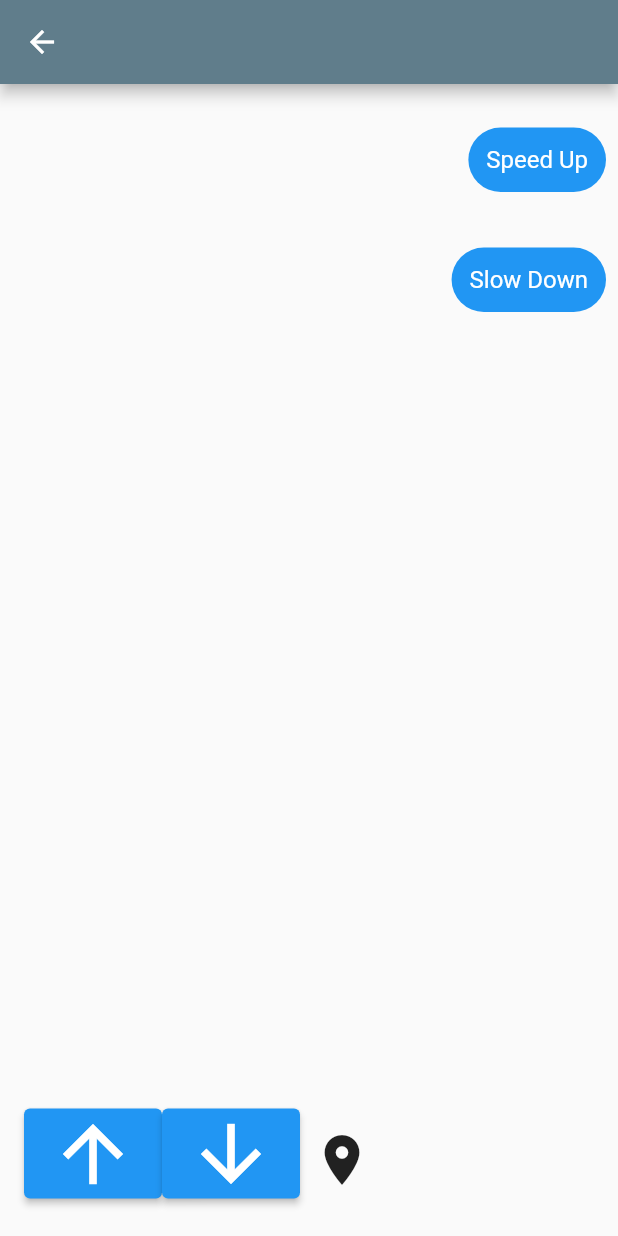
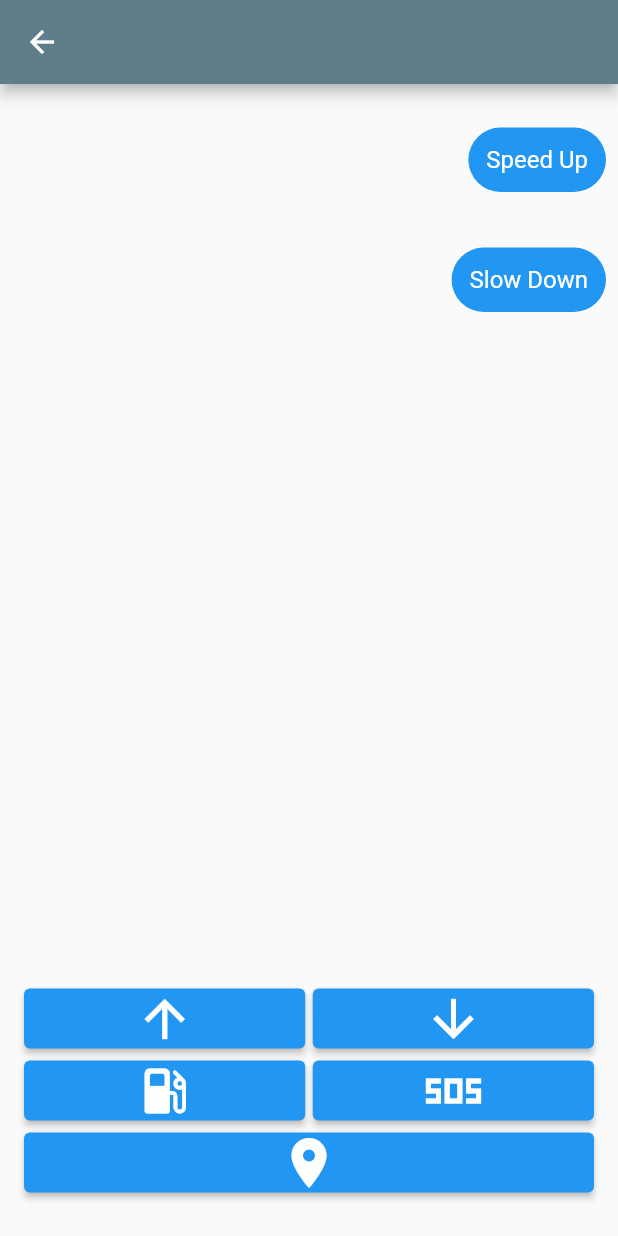
Before and after one commit to shashank4115/Rideshare, a Flutter app: the ChatPage screen opened directly with empty values, after a tap on the "arrow upward" icon, after a tap on the "arrow downward" icon, on a phone screen of 412 x 824 dp. Run offline on Flutter 3.47's test engine with Material 2 defaults, Android fonts, the phone set to English and light mode, and no system bars; our stand-ins replace cloud_firestore, firebase_auth, firebase_core, location; missing offline and left inert: google_maps; accounts and stored records are empty.

Commit message:
25-10-2023

```diff
--- /dev/null
+++ b/lib/Components/constants.dart
@@ -0,0 +1,5 @@
+import 'package:flutter/material.dart';
+
+const String google_api_key = "AIzaSyCqTX7if4il8Jv--wp22cfNUW7QhaTjmk8";
+const Color primaryColor = Color(0xFF7B61FF);
+const double defaultPadding = 16.0;
--- a/lib/Pages/chat_page.dart
+++ b/lib/Pages/chat_page.dart
@@ -2,7 +2,6 @@ import 'package:cloud_firestore/cloud_firestore.dart';
 import 'package:firebase_auth/firebase_auth.dart';
 import 'package:flutter/material.dart';
 import 'package:ridesharev2/Components/chat_bubble.dart';
-import 'package:ridesharev2/Components/my_text_field.dart';
 import 'package:ridesharev2/Services/chat/chat_service.dart';
 
 class ChatPage extends StatefulWidget {
@@ -19,13 +18,13 @@ class ChatPage extends StatefulWidget {
 
 class _ChatPageState extends State<ChatPage> {
   String message = "";
-  ScrollController _scrollController = ScrollController();
+  final ScrollController _scrollController = ScrollController();
   final ChatService _chatService = ChatService();
   final FirebaseAuth _firebaseAuth = FirebaseAuth.instance;
 
   void speedUp() async {
     _scrollController.animateTo(_scrollController.position.maxScrollExtent,
-        duration: Duration(milliseconds: 300), curve: Curves.easeOut);
+        duration: const Duration(milliseconds: 300), curve: Curves.easeOut);
     message = "Speed Up";
     //only send message if there is something to send
     if (message.isNotEmpty) {
@@ -37,8 +36,32 @@ class _ChatPageState extends State<ChatPage> {
 
   void slowDown() async {
     _scrollController.animateTo(_scrollController.position.maxScrollExtent,
-        duration: Duration(milliseconds: 300), curve: Curves.easeOut);
+        duration: const Duration(milliseconds: 300), curve: Curves.easeOut);
     message = "Slow Down";
+    //only send message if there is something to send
+    if (message.isNotEmpty) {
+      await _chatService.sendMessage(widget.receiverUserId, message);
+      //clear text controller after sending the message
+      message = "";
+    }
+  }
+
+  void refuel() async {
+    _scrollController.animateTo(_scrollController.position.maxScrollExtent,
+        duration: const Duration(milliseconds: 300), curve: Curves.easeOut);
+    message = "Need to Refuel";
+    //only send message if there is something to send
+    if (message.isNotEmpty) {
+      await _chatService.sendMessage(widget.receiverUserId, message);
+      //clear text controller after sending the message
+      message = "";
+    }
+  }
+
+  void sos() async {
+    _scrollController.animateTo(_scrollController.position.maxScrollExtent,
+        duration: const Duration(milliseconds: 300), curve: Curves.easeOut);
+    message = "Emergency SOS";
     //only send message if there is something to send
     if (message.isNotEmpty) {
       await _chatService.sendMessage(widget.receiverUserId, message);
@@ -70,7 +93,8 @@ class _ChatPageState extends State<ChatPage> {
 
   //build message list
   Widget _buildMessageList() {
-    return StreamBuilder(
+    return Expanded(
+      child: StreamBuilder(
         stream: _chatService.getMessage(
             widget.receiverUserId, _firebaseAuth.currentUser!.uid),
         builder: (context, snapshot) {
@@ -85,12 +109,13 @@ class _ChatPageState extends State<ChatPage> {
           }
 
           return ListView(
+            controller: _scrollController,
             children: snapshot.data!.docs
                 .map((document) => _buildMessageItem(document))
                 .toList(),
-          controller: _scrollController,
           );
         },
+      ),
     );
   }
 
@@ -130,27 +155,67 @@ class _ChatPageState extends State<ChatPage> {
   Widget _buildMessageInput() {
     return Padding(
       padding: const EdgeInsets.symmetric(horizontal: 16.0),
-      child: Row(
+      child: Column(
+        mainAxisAlignment: MainAxisAlignment.spaceEvenly,
+        crossAxisAlignment: CrossAxisAlignment.stretch,
         children: [
-          ElevatedButton(
+          Row(
+            mainAxisAlignment: MainAxisAlignment.spaceEvenly,
+            children: [
+              Expanded(
+                child: ElevatedButton(
                   onPressed: speedUp,
-            child: Icon(
+                  child: const Icon(
                     Icons.arrow_upward,
-              size: 60,
+                    size: 40,
                   ),
                 ),
-          ElevatedButton(
+              ),
+              const SizedBox(
+                width: 5.0,
+              ),
+              Expanded(
+                child: ElevatedButton(
                   onPressed: slowDown,
-            child: Icon(
+                  child: const Icon(
                     Icons.arrow_downward,
-              size: 60,
+                    size: 40,
                   ),
                 ),
-          IconButton(
+              ),
+            ],
+          ),
+          Row(
+            mainAxisAlignment: MainAxisAlignment.spaceEvenly,
+            children: [
+              Expanded(
+                child: ElevatedButton(
+                  onPressed: refuel,
+                  child: const Icon(
+                    Icons.local_gas_station_rounded,
+                    size: 40,
+                  ),
+                ),
+              ),
+              const SizedBox(
+                width: 5.0,
+              ),
+              Expanded(
+                child: ElevatedButton(
+                  onPressed: sos,
+                  child: const Icon(
+                    Icons.sos_sharp,
+                    size: 40,
+                  ),
+                ),
+              ),
+            ],
+          ),
+          ElevatedButton(
               onPressed: () {
                 print('pressed');
               },
-              icon: const Icon(
+              child: const Icon(
                 Icons.location_on,
                 size: 40,
               )),
--- a/lib/Services/chat/chat_service.dart
+++ b/lib/Services/chat/chat_service.dart
@@ -6,6 +6,7 @@ import '../../model/message.dart';
 
 class ChatService extends ChangeNotifier {
   //get instance of auth and firestore
+  String chatRoomId = "";
   final FirebaseAuth _firebaseAuth = FirebaseAuth.instance;
   final FirebaseFirestore _fireStore = FirebaseFirestore.instance;
 
@@ -26,7 +27,7 @@ class ChatService extends ChangeNotifier {
     //construct chat room id from current user id and receiver id
     List<String> ids = [currentUserId, receiverId];
     ids.sort(); //sort the ids to make chat room ids same for any pair
-    String chatRoomId = ids.join("_"); //combine the ids into single string
+    chatRoomId = ids.join("_"); //combine the ids into single string
 
     //add new message to database
     await _fireStore
--- a/pubspec.yaml
+++ b/pubspec.yaml
@@ -17,8 +17,9 @@ dependencies:
   firebase_auth: ^4.9.0
   provider:
   cloud_firestore: ^4.9.1
-  google_maps_flutter: ^2.5.0
-  geolocator: ^10.1.0
+  google_maps_flutter: ^2.1.7
+  location: ^4.4.0
+  flutter_svg: ^1.1.0
 
 dev_dependencies:
   flutter_test:
```
Also changed, not shown: lib/Pages/location_page.dart (added, +68 -0 lines), lib/Pages/map_page.dart (added, +64 -0 lines), lib/Services/location/location_service.dart (added, +50 -0 lines), lib/model/location.dart (added, +29 -0 lines), lib/Services/auth/auth_gate.dart (renamed from lib/Services/Auth/auth_gate.dart), lib/Services/auth/auth_service.dart (renamed from lib/Services/Auth/auth_service.dart), lib/Services/auth/login_or_register.dart (renamed from lib/Services/Auth/login_or_register.dart), pubspec.lock, 4 other files. Lines whose indentation alone changed are shown as unchanged.
